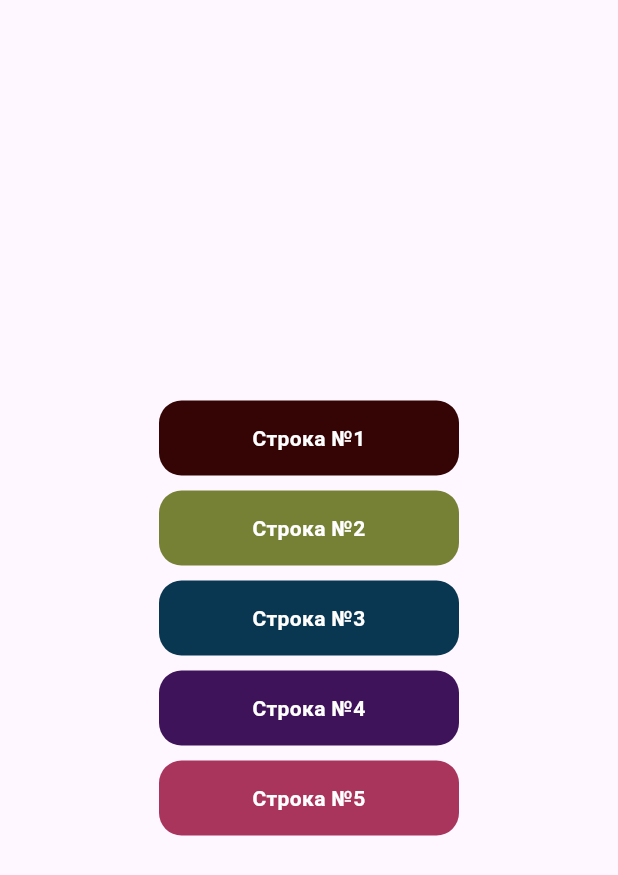
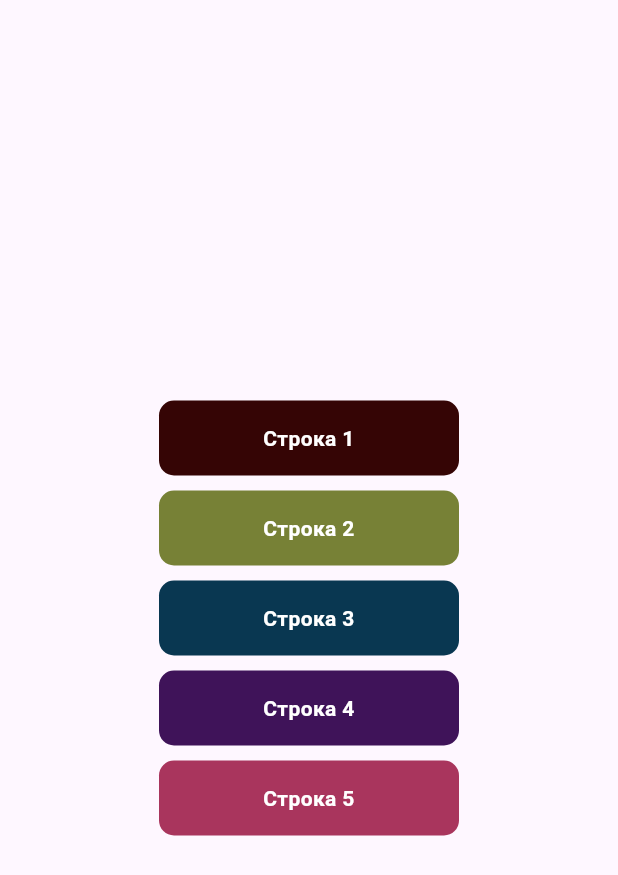
Before and after one commit to dantheguy123123123/flutter_application_1, a Flutter app: the screen it shows after launch, on a phone screen of 412 x 824 dp. Shown: the top 875 px of the screen. Run offline on Flutter 3.47's test engine with Material 3 defaults, Android fonts, the phone set to English and light mode, and no system bars.

Commit message:
Update main.dart

```diff
--- a/lib/main.dart
+++ b/lib/main.dart
@@ -20,9 +20,9 @@ build(BuildContext context)
       height: 50,
       decoration:
       BoxDecoration(color: Color.fromARGB(255, 53, 5, 5),
-        borderRadius: BorderRadius.circular(15),
+        borderRadius: BorderRadius.circular(10),
       ),
-      child: const Center( child: Text('Строка №1',
+      child: const Center( child: Text('Строка 1',
         textAlign: TextAlign.center,
         style: TextStyle(
           color: Colors.white,
@@ -38,9 +38,9 @@ build(BuildContext context)
         decoration: BoxDecoration(
           color: Color.fromARGB(255, 119, 129, 54
           ),
-        borderRadius: BorderRadius.circular(15
+        borderRadius: BorderRadius.circular(10
         ),
-        ), child: const Center( child: Text('Строка №2',
+        ), child: const Center( child: Text('Строка 2',
         textAlign: TextAlign.center,
         style: TextStyle(color: Colors.white, fontWeight: FontWeight.bold,
         ),
@@ -50,10 +50,10 @@ build(BuildContext context)
       SizedBox(height: 10),
       Container( width: 200, height: 50,
         decoration: BoxDecoration( color: Color.fromARGB(255, 9, 55, 81),
-        borderRadius: BorderRadius.circular(15),
+        borderRadius: BorderRadius.circular(10),
         ),
         child: const Center(
-          child: Text('Строка №3',
+          child: Text('Строка 3',
           textAlign: TextAlign.center,
             style: TextStyle(color: Colors.white,
               fontWeight: FontWeight.bold,
@@ -66,10 +66,10 @@ build(BuildContext context)
         decoration: BoxDecoration(
           color: Color.fromARGB(255, 63, 19, 89
           ),
-          borderRadius: BorderRadius.circular(15),
+          borderRadius: BorderRadius.circular(10),
         ),
         child: const Center(
-          child: Text('Строка №4',
+          child: Text('Строка 4',
             textAlign: TextAlign.center,
             style: TextStyle(color: Colors.white, fontWeight:
             FontWeight.bold ), ), ), ), SizedBox(height: 10
@@ -79,8 +79,8 @@ build(BuildContext context)
         decoration: BoxDecoration(
           color: Color.fromARGB(255, 169, 53, 93
           ),
-          borderRadius: BorderRadius.circular(15),
-        ), child: const Center( child: Text('Строка №5',
+          borderRadius: BorderRadius.circular(10),
+        ), child: const Center( child: Text('Строка 5',
         textAlign: TextAlign.center, style:
         TextStyle(color: Colors.white,
           fontWeight: FontWeight.bold,
```
